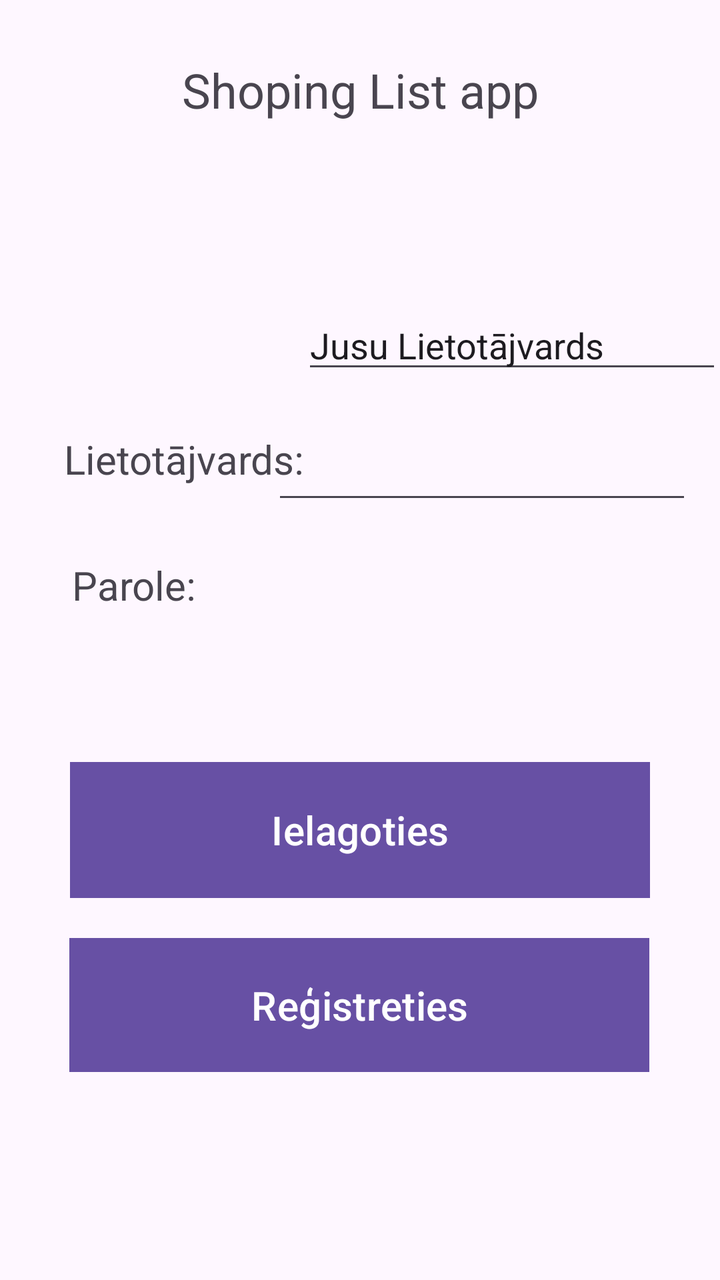
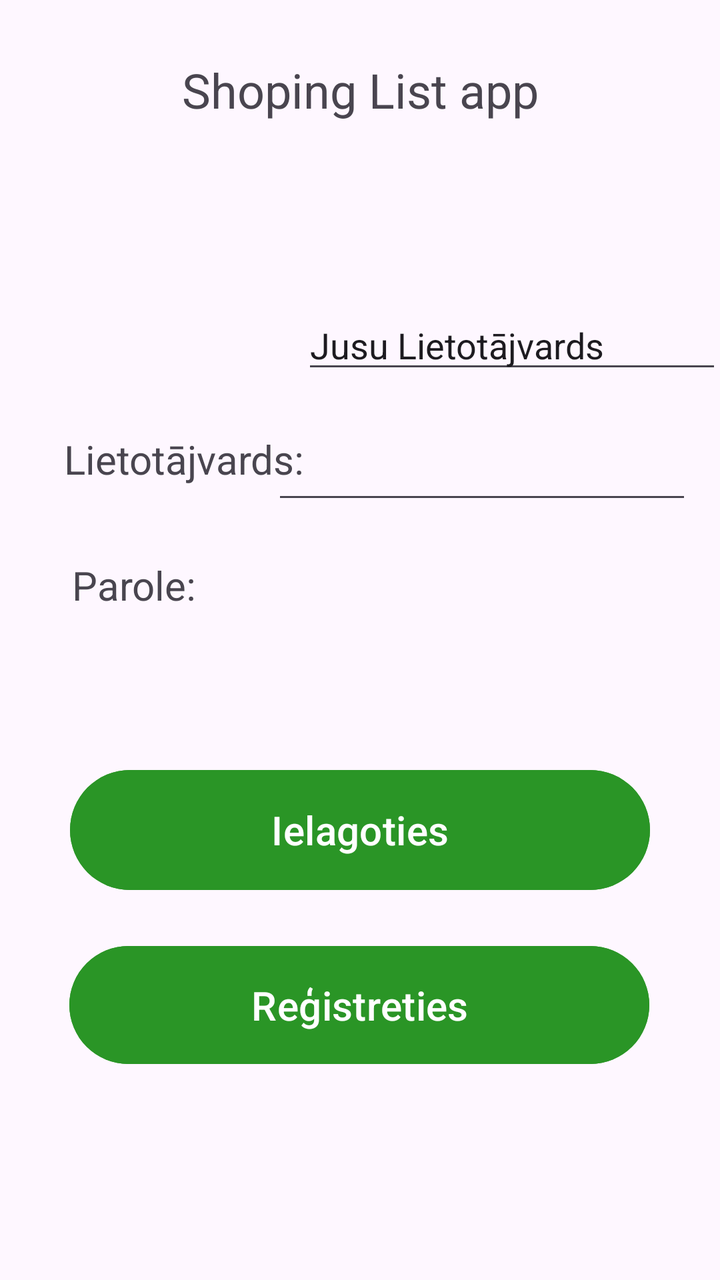

An Android layout rendered at two revisions. The XML below is the earlier revision; the diff shows what the commit changed to produce the second picture.
<!-- AndroidManifest.xml: application theme Theme._11_PD2_PA_Giruckis_Nikitins_2026 -->
<!-- res/layout/login.xml -->
<?xml version="1.0" encoding="utf-8"?>
<androidx.constraintlayout.widget.ConstraintLayout xmlns:android="http://schemas.android.com/apk/res/android"
    xmlns:app="http://schemas.android.com/apk/res-auto"
    xmlns:tools="http://schemas.android.com/tools"
    android:layout_width="match_parent"
    android:layout_height="match_parent">

    <Button
        android:id="@+id/Login_Registration"
        android:layout_width="290dp"
        android:layout_height="67dp"
        android:background="#9B3C3C"
        android:insetLeft="0dp"
        android:insetTop="4dp"
        android:insetBottom="4dp"
        android:text="@string/Login_RegistrationText"
        android:textSize="20sp"
        app:layout_constraintBottom_toBottomOf="parent"
        app:layout_constraintEnd_toEndOf="parent"
        app:layout_constraintHorizontal_bias="0.495"
        app:layout_constraintStart_toStartOf="parent"
        app:layout_constraintTop_toBottomOf="@+id/Login_Text"
        app:layout_constraintVertical_bias="0.797" />

    <Button
        android:id="@+id/Login_SignIn"
        android:layout_width="290dp"
        android:layout_height="68dp"
        android:layout_marginBottom="20dp"
        android:background="#9B3C3C"
        android:backgroundTint="#267DE0"
        android:foregroundTint="#D33939"
        android:text="@string/Login_SignInText"
        android:textSize="20sp"
        app:layout_constraintBottom_toTopOf="@+id/Login_Registration"
        app:layout_constraintEnd_toEndOf="parent"
        app:layout_constraintStart_toStartOf="parent" />

    <EditText
        android:id="@+id/Login_PasswordInput"
        android:layout_width="wrap_content"
        android:layout_height="wrap_content"
        android:layout_marginBottom="124dp"
        android:ems="10"
        android:inputType="textPassword"
        app:layout_constraintBottom_toTopOf="@+id/Login_SignIn"
        app:layout_constraintEnd_toEndOf="parent"
        app:layout_constraintHorizontal_bias="0.728"
        app:layout_constraintStart_toEndOf="@+id/Login_PasswordText" />

    <TextView
        android:id="@+id/Login_PasswordText"
        android:layout_width="wrap_content"
        android:layout_height="wrap_content"
        android:layout_marginStart="36dp"
        android:text="@string/Login_PasswordText"
        android:textSize="20sp"
        app:layout_constraintBottom_toBottomOf="parent"
        app:layout_constraintStart_toStartOf="parent"
        app:layout_constraintTop_toBottomOf="@+id/Login_UsernameText"
        app:layout_constraintVertical_bias="0.097" />

    <TextView
        android:id="@+id/Login_UsernameText"
        android:layout_width="wrap_content"
        android:layout_height="wrap_content"
        android:layout_marginStart="32dp"
        android:layout_marginTop="216dp"
        android:text="@string/Login_UsernameText"
        android:textSize="20sp"
        app:layout_constraintStart_toStartOf="parent"
        app:layout_constraintTop_toTopOf="parent" />

    <EditText
        android:id="@+id/Login_UsernameInput"
        android:layout_width="wrap_content"
        android:layout_height="wrap_content"
        android:ems="10"
        android:inputType="text"
        android:text="@string/Login_UsernameInputText"
        app:layout_constraintBottom_toTopOf="@+id/Login_PasswordInput"
        app:layout_constraintEnd_toEndOf="parent"
        app:layout_constraintHorizontal_bias="0.594"
        app:layout_constraintStart_toEndOf="@+id/Login_UsernameText"
        app:layout_constraintTop_toTopOf="parent"
        app:layout_constraintVertical_bias="0.863" />

    <TextView
        android:id="@+id/Login_Text"
        android:layout_width="wrap_content"
        android:layout_height="wrap_content"
        android:text="@string/Login_Text"
        android:textSize="24sp"
        app:layout_constraintBottom_toBottomOf="parent"
        app:layout_constraintEnd_toEndOf="parent"
        app:layout_constraintStart_toStartOf="parent"
        app:layout_constraintTop_toTopOf="parent"
        app:layout_constraintVertical_bias="0.047" />
</androidx.constraintlayout.widget.ConstraintLayout>
<!-- resources referenced by this layout -->
<resources>
  <string name="Login_PasswordText">Parole:</string>
  <string name="Login_RegistrationText">Reģistreties</string>
  <string name="Login_SignInText">Ielagoties</string>
  <string name="Login_Text">Shoping List app</string>
  <string name="Login_UsernameInputText">Jusu Lietotājvards</string>
  <string name="Login_UsernameText">Lietotājvards:</string>
  <style name="Theme._11_PD2_PA_Giruckis_Nikitins_2026" parent="Base.Theme._11_PD2_PA_Giruckis_Nikitins_2026" />
  <style name="Base.Theme._11_PD2_PA_Giruckis_Nikitins_2026" parent="Theme.Material3.DayNight.NoActionBar">
          
          
      </style>
</resources>

<!-- the commit's change to res/layout/login.xml (unified diff, before → after) -->
@@ -9,7 +9,7 @@
         android:id="@+id/Login_Registration"
         android:layout_width="290dp"
         android:layout_height="67dp"
-        android:background="#9B3C3C"
+        android:backgroundTint="#2A9526"
         android:insetLeft="0dp"
         android:insetTop="4dp"
         android:insetBottom="4dp"
@@ -27,8 +27,7 @@
         android:layout_width="290dp"
         android:layout_height="68dp"
         android:layout_marginBottom="20dp"
-        android:background="#9B3C3C"
-        android:backgroundTint="#267DE0"
+        android:backgroundTint="#2A9526"
         android:foregroundTint="#D33939"
         android:text="@string/Login_SignInText"
         android:textSize="20sp"
